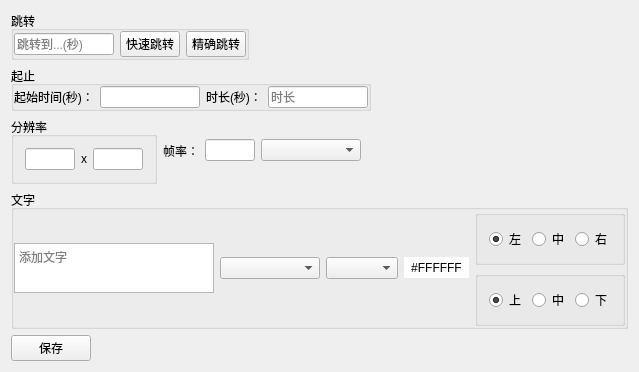
This is src/fccutter/fceditwidget.ui in LiangZuoting/ffcutter as Qt 5 draws it before an edit. The edited form follows.
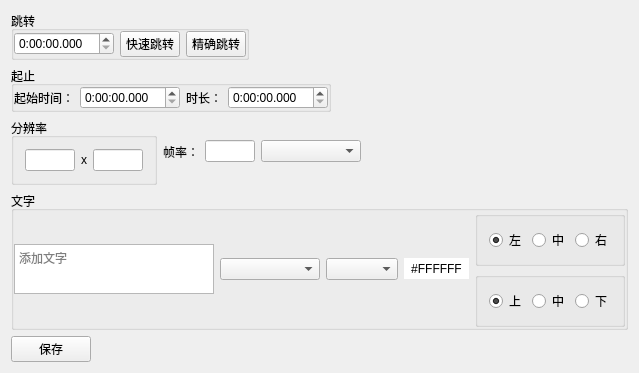
This is the edited form.

What changed in the file:
```diff
--- a/src/fccutter/fceditwidget.ui
+++ b/src/fccutter/fceditwidget.ui
@@ -39,15 +39,15 @@
        <number>0</number>
       </property>
       <item>
-       <widget class="QLineEdit" name="seekEdit">
-        <property name="maximumSize">
+       <widget class="QTimeEdit" name="seekEdit">
+        <property name="minimumSize">
          <size>
           <width>100</width>
-          <height>16777215</height>
+          <height>0</height>
          </size>
         </property>
-        <property name="placeholderText">
-         <string>跳转到...(秒)</string>
+        <property name="displayFormat">
+         <string>H:mm:ss.zzz</string>
         </property>
        </widget>
       </item>
@@ -113,37 +113,52 @@
          </sizepolicy>
         </property>
         <property name="text">
-         <string>起始时间(秒)：</string>
+         <string>起始时间：</string>
         </property>
        </widget>
       </item>
       <item>
-       <widget class="QLineEdit" name="startSecEdit">
-        <property name="maximumSize">
+       <widget class="QTimeEdit" name="startSecEdit">
+        <property name="minimumSize">
          <size>
           <width>100</width>
+          <height>0</height>
+         </size>
+        </property>
+        <property name="maximumSize">
+         <size>
+          <width>16777215</width>
           <height>16777215</height>
          </size>
         </property>
+        <property name="displayFormat">
+         <string>H:mm:ss.zzz</string>
+        </property>
        </widget>
       </item>
       <item>
        <widget class="QLabel" name="label_4">
         <property name="text">
-         <string>时长(秒)：</string>
+         <string>时长：</string>
         </property>
        </widget>
       </item>
       <item>
-       <widget class="QLineEdit" name="durationSecEdit">
-        <property name="maximumSize">
+       <widget class="QTimeEdit" name="durationSecEdit">
+        <property name="minimumSize">
          <size>
           <width>100</width>
+          <height>0</height>
+         </size>
+        </property>
+        <property name="maximumSize">
+         <size>
+          <width>16777215</width>
           <height>16777215</height>
          </size>
         </property>
-        <property name="placeholderText">
-         <string>时长</string>
+        <property name="displayFormat">
+         <string>H:mm:ss.zzz</string>
         </property>
        </widget>
       </item>
```
